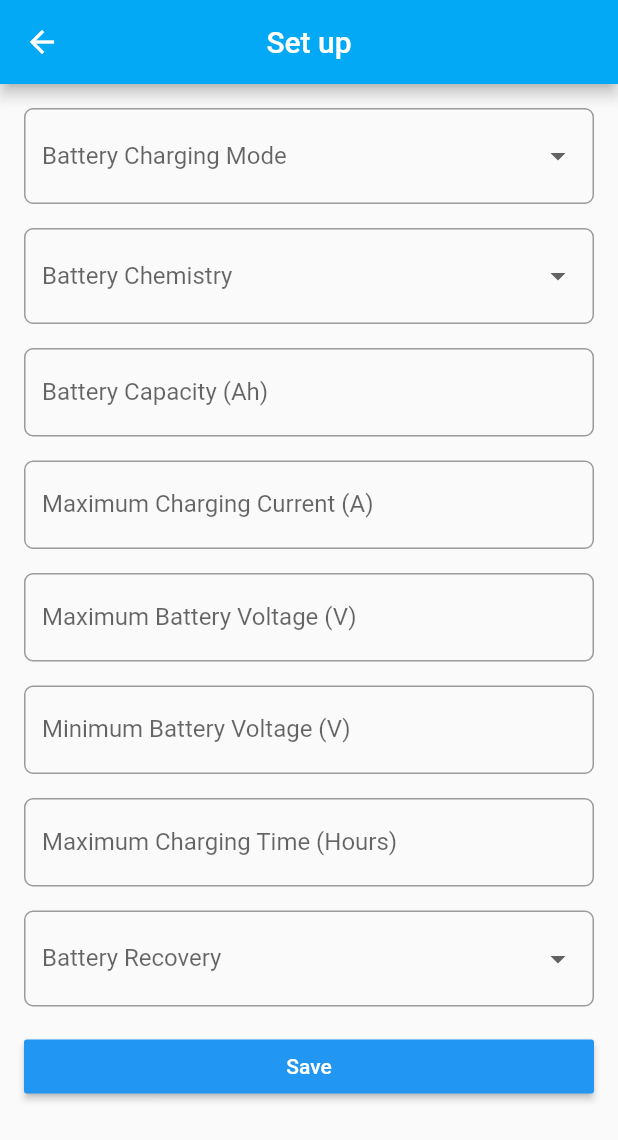
After one commit to avikorat/battery, a Flutter app: the Settings screen opened by its route, after a tap on "Setup", on a phone screen of 412 x 824 dp. The commit adds this screen. Shown: the top 1140 px of the screen. Run offline on Flutter 3.47's test engine with Material 2 defaults, Android fonts, the phone set to English and light mode, and no system bars; our stand-ins replace flutter_bloc, flutter_blue_plus.

Commit message:
commit:         - utility and setup page added         - data parsing optimized.

```diff
--- a/lib/bloc/parse_data/parse_data_bloc.dart
+++ b/lib/bloc/parse_data/parse_data_bloc.dart
@@ -2,12 +2,11 @@ import 'package:battery/bloc/parse_data/parse_data_event.dart';
 import 'package:battery/models/data_model.dart';
 import 'package:flutter_bloc/flutter_bloc.dart';
 
-class ParseDataBloc extends Bloc<ParseDataEvent, List<String>>
-    implements StateStreamable<List<String>> {
+class ParseDataBloc extends Bloc<ParseDataEvent, List<dynamic>> implements StateStreamable<List<dynamic>> {
   ParseDataBloc() : super([]) {
     on<ParsingList>((event, emit) {
       var newList = event.incomingData;
-      emit(newList);
+      emit(event.incomingData);
     });
   }
 }
--- a/lib/bloc/parse_data/parse_data_event.dart
+++ b/lib/bloc/parse_data/parse_data_event.dart
@@ -1,7 +1,7 @@
 abstract class ParseDataEvent {}
 
 class ParsingList extends ParseDataEvent {
-  final List<String> incomingData;
+  final List<dynamic> incomingData;
 
   ParsingList(this.incomingData);
 }
--- a/lib/screen/settings.dart
+++ b/lib/screen/settings.dart
@@ -1,4 +1,6 @@
+import 'package:battery/screen/setup.dart';
 import 'package:flutter/cupertino.dart';
+import 'package:flutter/material.dart';
 
 class Settings extends StatefulWidget {
   const Settings({super.key});
@@ -10,6 +12,37 @@ class Settings extends StatefulWidget {
 class _SettingsState extends State<Settings> {
   @override
   Widget build(BuildContext context) {
-    return Container();
+    return Scaffold(
+      appBar: AppBar(title: Text("Settings")),
+      body: Column(
+        children:  [
+          Padding(
+            padding: const EdgeInsets.all(8.0),
+            child: GestureDetector(
+              onTap: (){
+                Navigator.push(context, MaterialPageRoute(builder: (context) => Setup(),));
+              },
+              child: Material(
+                borderRadius: BorderRadius.all(Radius.circular(5)),
+                elevation: 10,
+                child: ListTile(
+                  title: Text("Setup"),
+                ),
+              ),
+            ),
+          ),
+          Padding(
+            padding: const EdgeInsets.all(8.0),
+            child: Material(
+              borderRadius: BorderRadius.all(Radius.circular(5)),
+              elevation: 10,
+              child: ListTile(
+                title: Text("Utilities"),
+              ),
+            ),
+          )
+        ],
+      ),
+    );
   }
 }
--- /dev/null
+++ b/lib/screen/setup.dart
@@ -0,0 +1,260 @@
+import 'package:flutter/material.dart';
+
+class Setup extends StatefulWidget {
+  const Setup({Key? key}) : super(key: key);
+
+  @override
+  State<Setup> createState() => _SetupState();
+}
+
+class _SetupState extends State<Setup> {
+  final _formKey = GlobalKey<FormState>();
+  String? _chargingMode;
+  String? _batteryChemistry;
+  String? _batteryCapacity;
+  String? _maxChargingCurrent;
+  String? _maxBatteryVoltage;
+  String? _minBatteryVoltage;
+  String? _maxChargingTime;
+  String? _batteryRecovery;
+
+  Widget _spacing() {
+    return const SizedBox(
+      height: 16,
+    );
+  }
+
+  @override
+  Widget build(BuildContext context) {
+    return Scaffold(
+        appBar: AppBar(
+            iconTheme: IconThemeData(
+              color: Colors.white, //change your color here
+            ),
+            centerTitle: true,
+            title: const Text(
+              "Set up",
+              style: TextStyle(color: Colors.white),
+            )),
+        body: SafeArea(
+            child: SingleChildScrollView(
+                child: Padding(
+          padding: const EdgeInsets.symmetric(horizontal: 16, vertical: 16),
+          child: Form(
+              key: _formKey,
+              child: Column(children: [
+// charging mode dropdown
+
+                DropdownButtonFormField<String>(
+                  value: _chargingMode,
+                  onChanged: (value) {
+                    setState(() {
+                      _chargingMode = value;
+                    });
+                  },
+                  decoration: const InputDecoration(
+                      labelText: 'Battery Charging Mode',
+                      focusColor: Colors.white,
+                      border: OutlineInputBorder(
+                          borderRadius: BorderRadius.all(Radius.circular(6)))),
+                  items: <String>['Boost', 'Normal', 'Economy', 'Maintainer']
+                      .map<DropdownMenuItem<String>>((String value) {
+                    return DropdownMenuItem<String>(
+                      value: value,
+                      child: Text(value),
+                    );
+                  }).toList(),
+                  validator: (value) {
+                    if (value == null || value.isEmpty) {
+                      return 'Please select a charging mode';
+                    }
+                    return null;
+                  },
+                ),
+                _spacing(),
+                DropdownButtonFormField<String>(
+                  value: _batteryChemistry,
+                  onChanged: (value) {
+                    setState(() {
+                      _batteryChemistry = value;
+                    });
+                  },
+                  decoration: const InputDecoration(
+                      labelText: 'Battery Chemistry',
+                      focusColor: Colors.white,
+                      border: OutlineInputBorder(
+                          borderRadius: BorderRadius.all(Radius.circular(6)))),
+                  items: <String>["AGM", "ATB", "GEL", "LiTh", "WET"]
+                      .map<DropdownMenuItem<String>>((String value) {
+                    return DropdownMenuItem<String>(
+                      value: value,
+                      child: Text(value),
+                    );
+                  }).toList(),
+                  validator: (value) {
+                    if (value == null || value.isEmpty) {
+                      return 'Please select a battery chemistry';
+                    }
+                    return null;
+                  },
+                ),
+                _spacing(),
+                TextFormField(
+                  keyboardType: TextInputType.number,
+                  decoration: const InputDecoration(
+                      labelText: 'Battery Capacity (Ah)',
+                      focusColor: Colors.white,
+                      border: OutlineInputBorder(
+                          borderRadius: BorderRadius.all(Radius.circular(6)))),
+                  validator: (value) {
+                    if (value == null || value.isEmpty) {
+                      return 'Please enter a battery capacity';
+                    }
+                    return null;
+                  },
+                  onChanged: (value) {
+                    _batteryCapacity = value;
+                  },
+                ),
+                _spacing(),
+                TextFormField(
+                  keyboardType: TextInputType.number,
+                  decoration: const InputDecoration(
+                      labelText: 'Maximum Charging Current (A)',
+                      focusColor: Colors.white,
+                      border: OutlineInputBorder(
+                          borderRadius: BorderRadius.all(Radius.circular(6)))),
+                  validator: (value) {
+                    if (value == null || value.isEmpty) {
+                      return 'Please enter a maximum charging current';
+                    }
+                    return null;
+                  },
+                  onChanged: (value) {
+                    _maxChargingCurrent = value;
+                  },
+                ),
+                _spacing(),
+                TextFormField(
+                  keyboardType: TextInputType.number,
+                  decoration: const InputDecoration(
+                      labelText: 'Maximum Battery Voltage (V)',
+                      focusColor: Colors.white,
+                      border: OutlineInputBorder(
+                          borderRadius: BorderRadius.all(Radius.circular(6)))),
+                  validator: (value) {
+                    if (value == null || value.isEmpty) {
+                      return 'Please enter a maximum battery voltage';
+                    }
+                    return null;
+                  },
+                  onChanged: (value) {
+                    _maxBatteryVoltage = value;
+                  },
+                ),
+                _spacing(),
+                TextFormField(
+                  keyboardType: TextInputType.number,
+                  decoration: const InputDecoration(
+                      labelText: 'Minimum Battery Voltage (V)',
+                      focusColor: Colors.white,
+                      border: OutlineInputBorder(
+                          borderRadius: BorderRadius.all(Radius.circular(6)))),
+                  validator: (value) {
+                    if (value == null || value.isEmpty) {
+                      return 'Please enter a minimum battery voltage';
+                    }
+                    return null;
+                  },
+                  onChanged: (value) {
+                    _minBatteryVoltage = value;
+                  },
+                ),
+                _spacing(),
+                TextFormField(
+                  keyboardType: TextInputType.number,
+                  decoration: const InputDecoration(
+                      labelText: 'Maximum Charging Time (Hours)',
+                      focusColor: Colors.white,
+                      border: OutlineInputBorder(
+                          borderRadius: BorderRadius.all(Radius.circular(6)))),
+                  validator: (value) {
+                    if (value == null || value.isEmpty) {
+                      return 'Please enter a maximum charging time';
+                    }
+                    return null;
+                  },
+                  onChanged: (value) {
+                    _maxChargingTime = value;
+                  },
+                ),
+                _spacing(),
+                DropdownButtonFormField<String>(
+                  value: _batteryRecovery,
+                  onChanged: (value) {
+                    setState(() {
+                      _batteryRecovery = value;
+                    });
+                  },
+                  decoration: const InputDecoration(
+                      labelText: 'Battery Recovery',
+                      focusColor: Colors.white,
+                      border: OutlineInputBorder(
+                          borderRadius: BorderRadius.all(Radius.circular(6)))),
+                  items: <String>["On", "Off"]
+                      .map<DropdownMenuItem<String>>((String value) {
+                    return DropdownMenuItem<String>(
+                      value: value,
+                      child: Text(value),
+                    );
+                  }).toList(),
+                  validator: (value) {
+                    if (value == null || value.isEmpty) {
+                      return 'Please select a battery recovery option.';
+                    }
+                    return null;
+                  },
+                ),
+                _spacing(),
+                MaterialButton(
+                    color: Colors.blue,
+                    textColor: Colors.white,
+                    child: Center(child: Text("Save")),
+                    onPressed: (() {
+                      if (_formKey.currentState!.validate()) {
+                        // Do something with the data
+                        print('Battery Charging Mode: $_chargingMode');
+                        print('Battery Chemistry: $_batteryChemistry');
+                        print('Battery Capacity: $_batteryCapacity Ah');
+                        print(
+                            'Maximum Charging Current: $_maxChargingCurrent Ampere');
+                        print(
+                            'Maximum Battery Voltage: $_maxBatteryVoltage Volts');
+                        print(
+                            'Minimum Battery Voltage: $_minBatteryVoltage Volts');
+                        print('Maximum Charging Time: $_maxChargingTime hours');
+                        print('Battery Recovery: $_batteryRecovery');
+                      }
+                    }))
+              ])),
+        ))));
+  }
+}
+
+
+
+
+// final GlobalKey<FormState> _formKey = GlobalKey<FormState>();
+
+// final TextEditingController _batteryCapacityController = TextEditingController();
+// final TextEditingController _maxChargingCurrentController = TextEditingController();
+// final TextEditingController _maxBatteryVoltageController = TextEditingController();
+// final TextEditingController _minBatteryVoltageController = TextEditingController();
+// final TextEditingController _maxChargingTimeController = TextEditingController();
+
+// String _batteryChargingModeValue;
+// String _batteryChemistryValue;
+// String _batteryRecoveryValue;
+
+
+// }
--- a/lib/utils/routes.dart
+++ b/lib/utils/routes.dart
@@ -2,11 +2,13 @@ import 'package:battery/screen/bluetooth_off_screen.dart';
 import 'package:battery/screen/home_screen.dart';
 import 'package:battery/screen/main_screen.dart';
 import 'package:battery/screen/settings.dart';
+import 'package:battery/screen/setup.dart';
 import 'package:flutter/material.dart';
 
 var customRoutes = <String, WidgetBuilder>{
   '/': (context) => HomeScreen(),
   '/bluetooth': (context) => BluetoothOffScreen(),
   '/settings':(context) => Settings(),
-  '/mainScreen':(context) => MainScreen()
+  '/mainScreen':(context) => MainScreen(),
+  '/setup':(context) => Setup(),
 };
--- a/pubspec.yaml
+++ b/pubspec.yaml
@@ -38,6 +38,7 @@ dependencies:
   bloc: ^8.1.1
   equatable: ^2.0.5
   flutter_blue_plus: ^1.4.0
+  intl: ^0.18.0
 
 dev_dependencies:
   flutter_test:
```
Also changed, not shown: lib/screen/bluetooth_off_screen.dart (+10 -5 lines), lib/screen/main_screen.dart (+39 -34 lines), lib/screen/utility.dart (added, +15 -0 lines), pubspec.lock.
